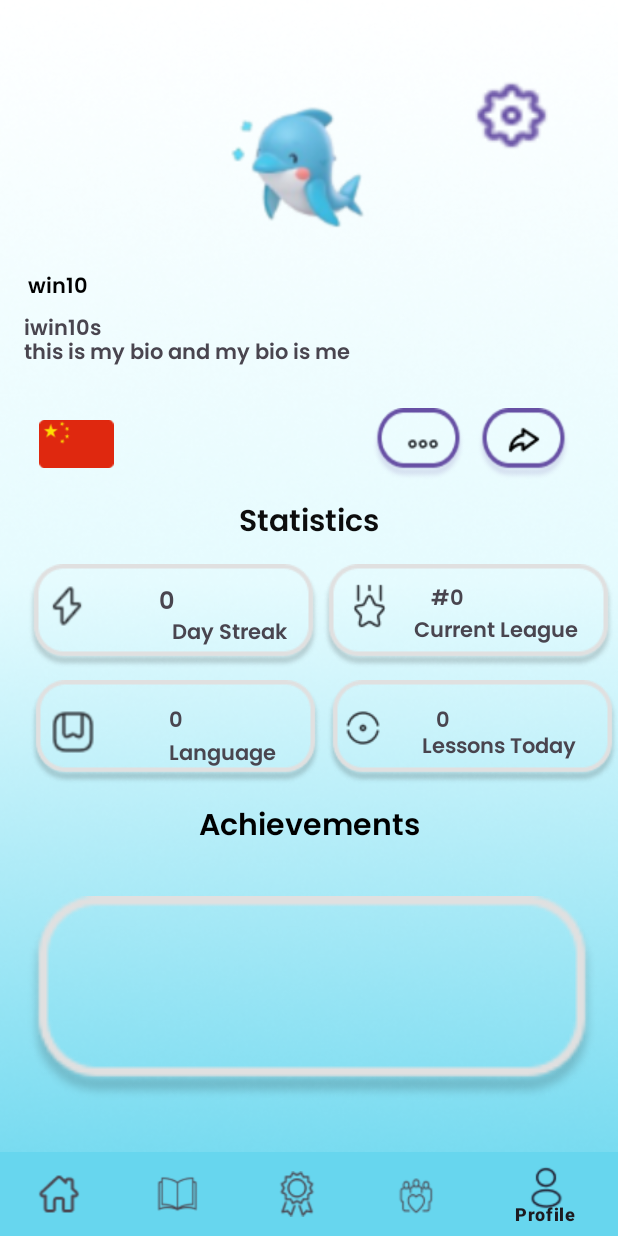
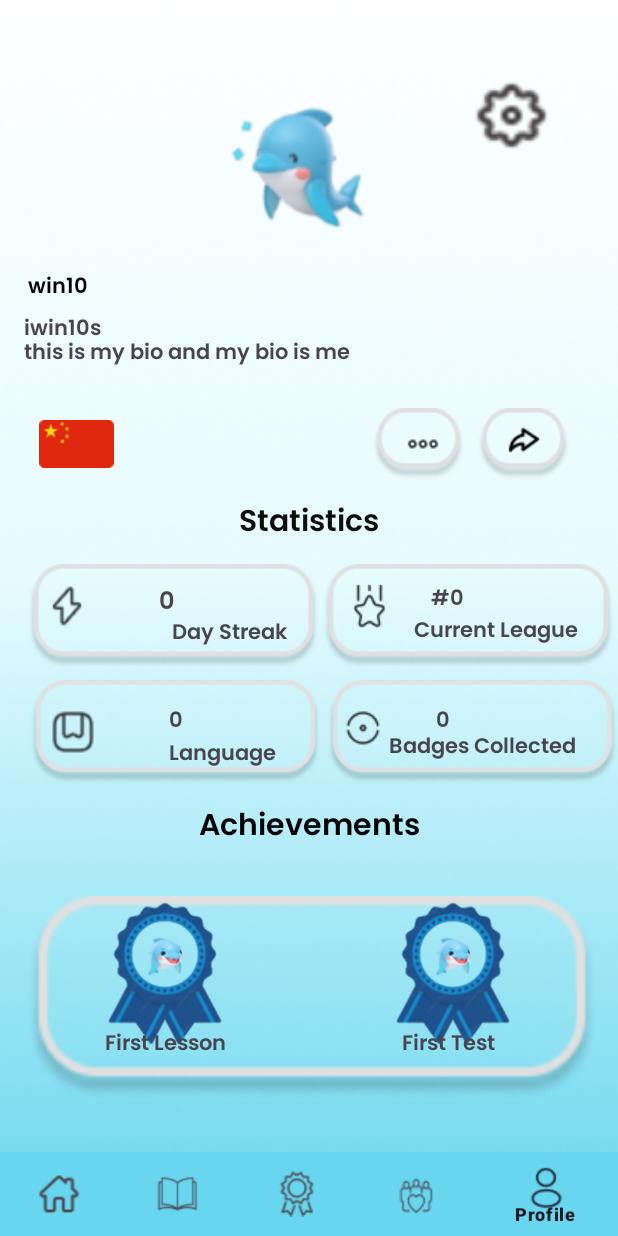
Before and after one commit to Kimberlycheng723/MAD-Linguamates, an Android app: the ProfilePageActivity screen opened directly, with no data from a screen before it, on a phone screen of 412 x 824 dp. Run offline under Robolectric (Android 15) with nearby library versions, the phone set to English and light mode, and no system bars; our stand-ins replace Firebase (no records; nobody signed in at launch, a user with empty details on screens opened directly).

Commit message:
added badges display linking : ProfilePageActivity & activity_profile_page.xml

```diff
--- a/app/src/main/res/layout/activity_profile_page.xml
+++ b/app/src/main/res/layout/activity_profile_page.xml
@@ -104,6 +104,7 @@
         android:layout_marginEnd="32dp"
         android:background="@drawable/short_rect_pp"
         android:text="S"
+        style="@style/CustomUnitButton"
         android:textColor="#00000000"
         app:layout_constraintEnd_toEndOf="parent"
         app:layout_constraintTop_toTopOf="parent" />
@@ -143,7 +144,7 @@
 
     <Button
         android:id="@+id/Bt_editProfile"
-        style="@style/Widget.AppCompat.Button.Borderless"
+        style="@style/CustomUnitButton"
         android:layout_width="62dp"
         android:layout_height="48dp"
         android:layout_marginTop="272dp"
@@ -238,13 +239,13 @@
         app:layout_constraintVertical_bias="1.0" />
 
     <TextView
-        android:id="@+id/tv_lessons_pp"
+        android:id="@+id/tv_badgesCollected_pp"
         android:layout_width="wrap_content"
         android:layout_height="wrap_content"
         android:layout_marginEnd="28dp"
         android:layout_marginBottom="12dp"
-        android:text="Lessons Today"
         android:fontFamily="@font/poppins_semibold"
+        android:text="Badges Collected"
         app:layout_constraintBottom_toBottomOf="@+id/iv_statlessons_pp"
         app:layout_constraintEnd_toEndOf="@+id/iv_statlessons_pp" />
 
@@ -303,6 +304,7 @@
         android:background="@drawable/settings"
         android:backgroundTint="#423D3D"
         android:text="btn"
+        style="@style/CustomUnitButton"
         android:textColor="#00FFFFFF"
         app:iconTint="#3A3535"
         app:layout_constraintEnd_toEndOf="parent"
@@ -344,7 +346,7 @@
         app:layout_constraintTop_toTopOf="@+id/iv_statlang_pp" />
 
     <TextView
-        android:id="@+id/tv_lessonValue_pp"
+        android:id="@+id/tv_badgesValue_pp"
         android:layout_width="wrap_content"
         android:layout_height="wrap_content"
         android:layout_marginTop="16dp"
@@ -365,5 +367,50 @@
         app:layout_constraintBottom_toBottomOf="parent"
         app:layout_constraintEnd_toEndOf="parent"
         app:layout_constraintStart_toStartOf="parent"
-        app:menu="@menu/bottom_navigation_menu" />
+        app:menu="@menu/bottom_navigation_menu" >
+
+    </com.google.android.material.bottomnavigation.BottomNavigationView>
+
+    <ImageView
+        android:id="@+id/iv_badge1_pp"
+        android:layout_width="80dp"
+        android:layout_height="125dp"
+        android:layout_marginStart="52dp"
+        android:layout_marginTop="16dp"
+        app:layout_constraintStart_toStartOf="@+id/iv_achievements_pp"
+        app:layout_constraintTop_toBottomOf="@+id/tv_achievements_pp"
+        app:srcCompat="@drawable/badge_in_progress" />
+
+    <ImageView
+        android:id="@+id/iv_badge2_pp"
+        android:layout_width="80dp"
+        android:layout_height="125dp"
+        android:layout_marginTop="16dp"
+        android:layout_marginEnd="56dp"
+        app:layout_constraintEnd_toEndOf="@+id/iv_achievements_pp"
+        app:layout_constraintTop_toBottomOf="@+id/tv_achievements_pp"
+        app:srcCompat="@drawable/badge_in_progress" />
+
+    <TextView
+        android:id="@+id/tv_badge1_pp"
+        android:layout_width="wrap_content"
+        android:layout_height="wrap_content"
+        android:layout_marginStart="52dp"
+        android:layout_marginTop="100dp"
+        android:fontFamily="@font/poppins_semibold"
+        android:text="First Lesson"
+        app:layout_constraintStart_toStartOf="@+id/iv_achievements_pp"
+        app:layout_constraintTop_toTopOf="@+id/iv_badge1_pp" />
+
+    <TextView
+        android:id="@+id/tv_badge2_pp"
+        android:layout_width="wrap_content"
+        android:layout_height="wrap_content"
+        android:layout_marginTop="100dp"
+        android:layout_marginEnd="68dp"
+        android:fontFamily="@font/poppins_semibold"
+        android:text="First Test"
+        app:layout_constraintEnd_toEndOf="@+id/iv_achievements_pp"
+        app:layout_constraintTop_toTopOf="@+id/iv_badge2_pp" />
+
 </androidx.constraintlayout.widget.ConstraintLayout>
```
Also changed, not shown: app/src/main/java/com/example/madasignment/profile/ProfilePageActivity.java (+61 -12 lines).
